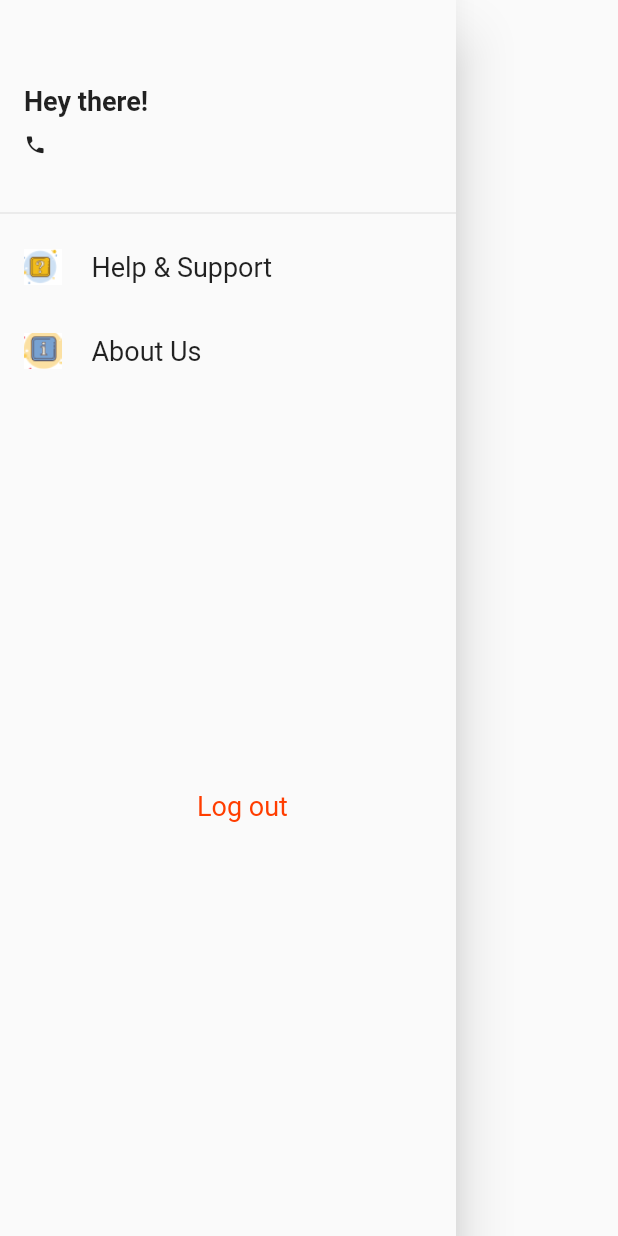
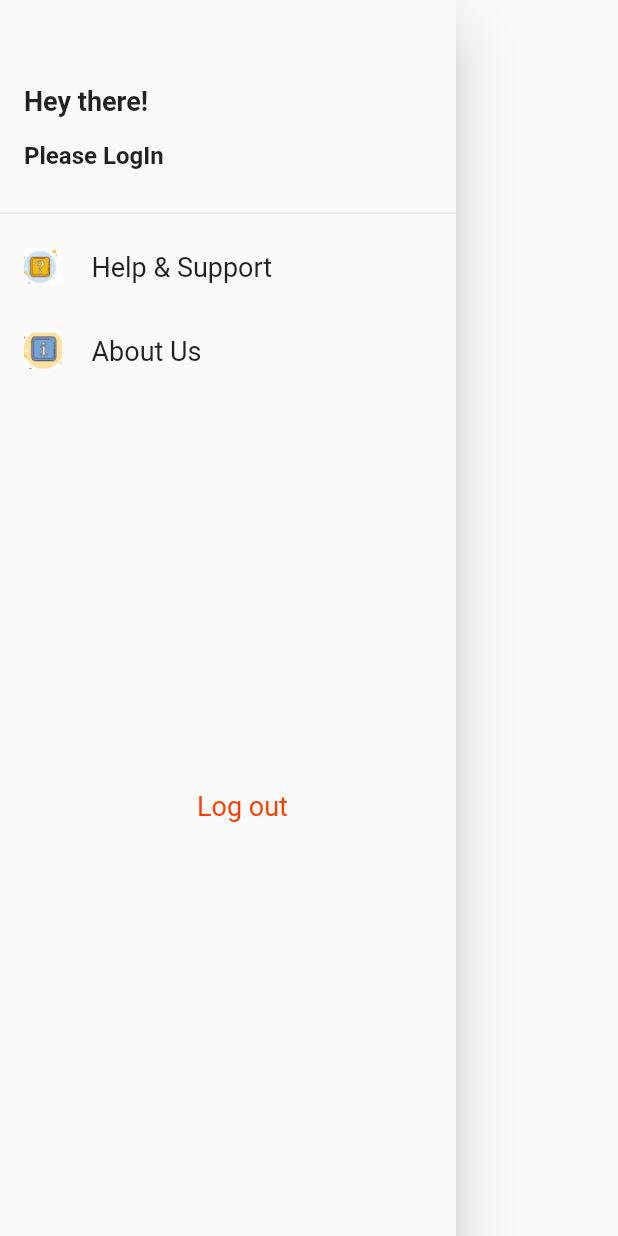
Before and after one commit to goyalnishant27/customer-app, a Flutter app: the AppDrawer widget shown alone on an empty page, opened directly, on a phone screen of 412 x 824 dp. Run offline on Flutter 3.47's test engine with Material 2 defaults, Android fonts, the phone set to English and light mode, and no system bars; our stand-ins replace animated_splash_screen, carousel_slider, dotted_line, flutter_screenutil, get, pin_code_fields and 3 more; missing offline and left inert: flutter_webview_plugin; accounts and stored records are empty; network calls fail; project files that could hold a hidden picture were left out.

```diff
--- a/lib/welcome/components/app_drawer.dart
+++ b/lib/welcome/components/app_drawer.dart
@@ -52,12 +52,12 @@ class _AppDrawerState extends State<AppDrawer> {
             children: [
               SizedBox(height: MediaQuery.of(context).size.height * 0.05,),
               Text("Hey there!", style: TextStyle(fontSize: 18.0, fontWeight: FontWeight.bold),),
-              SizedBox(height: 10,),
+              SizedBox(height: 16,),
               Row(
                 children: [
-                  Icon(Icons.phone, size: 15,),
-                  SizedBox(width: 10,),
-                  Text("$mobileNo"),
+                  // Icon(Icons.phone, size: 15,),
+                  // SizedBox(width: 10,),
+                  Text("Please LogIn", style: TextStyle(fontSize: 16.0, fontWeight: FontWeight.bold),),
                 ],
               )
             ],
--- a/lib/welcome/components/offers_screen.dart
+++ b/lib/welcome/components/offers_screen.dart
@@ -21,10 +21,7 @@ class OffersScreen extends StatelessWidget {
               SizedBox(height: 10,),
               Container(width: MediaQuery.of(context).size.width * 0.5, child: Text("You can still order directly from the stores and check ongoing coupons", maxLines: 3, style: TextStyle(color: Color(0xFF134DA5), fontSize: 16.0, fontWeight: FontWeight.normal))),
               SizedBox(height: 10,),
-              ElevatedButton(onPressed: (){
-
-                                // Navigator.pop(context);
-                              }, child: Text("See Local Stores", style: TextStyle(fontSize: 16.0),), style: ElevatedButton.styleFrom(primary: Color(0xFF134DA5)),)
+              Container(height: 30, width: MediaQuery.of(context).size.width * 0.4, decoration: BoxDecoration(color: Color(0xFF134DA5), borderRadius: BorderRadius.circular(10)), child: Center(child: Text("See Local Stores", style: TextStyle(fontSize: 16.0, color: Colors.white),)))
             ]),
           ),
         )
--- a/pubspec.yaml
+++ b/pubspec.yaml
@@ -60,6 +60,12 @@ dev_dependencies:
   flutter_test:
     sdk: flutter
 
+  flutter_launcher_icons: ^0.9.3
+
+flutter_icons:
+  image_path: "Assets/Images/app_icon.jpeg"
+  android: true
+  ios: true
   # The "flutter_lints" package below contains a set of recommended lints to
   # encourage good coding practices. The lint set provided by the package is
   # activated in the `analysis_options.yaml` file located at the root of your
```
Also changed, not shown: lib/welcome/components/courier_screen.dart (+9 -7 lines), Assets/Images/app_icon.jpeg (added), pubspec.lock, 22 other files.
